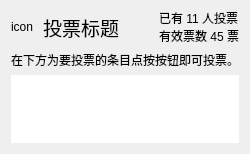
First picture: the form in src/resf/thread_vote_info.ui, repository clb-128258/TiebaDesktop, before the edit.
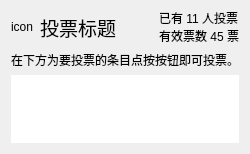
Second picture: the form after the edit.

The edit to the form file:
```diff
--- a/src/resf/thread_vote_info.ui
+++ b/src/resf/thread_vote_info.ui
@@ -30,7 +30,7 @@
       <number>0</number>
      </property>
      <property name="horizontalSpacing">
-      <number>10</number>
+      <number>7</number>
      </property>
      <item row="0" column="2">
       <spacer name="horizontalSpacer">
```
